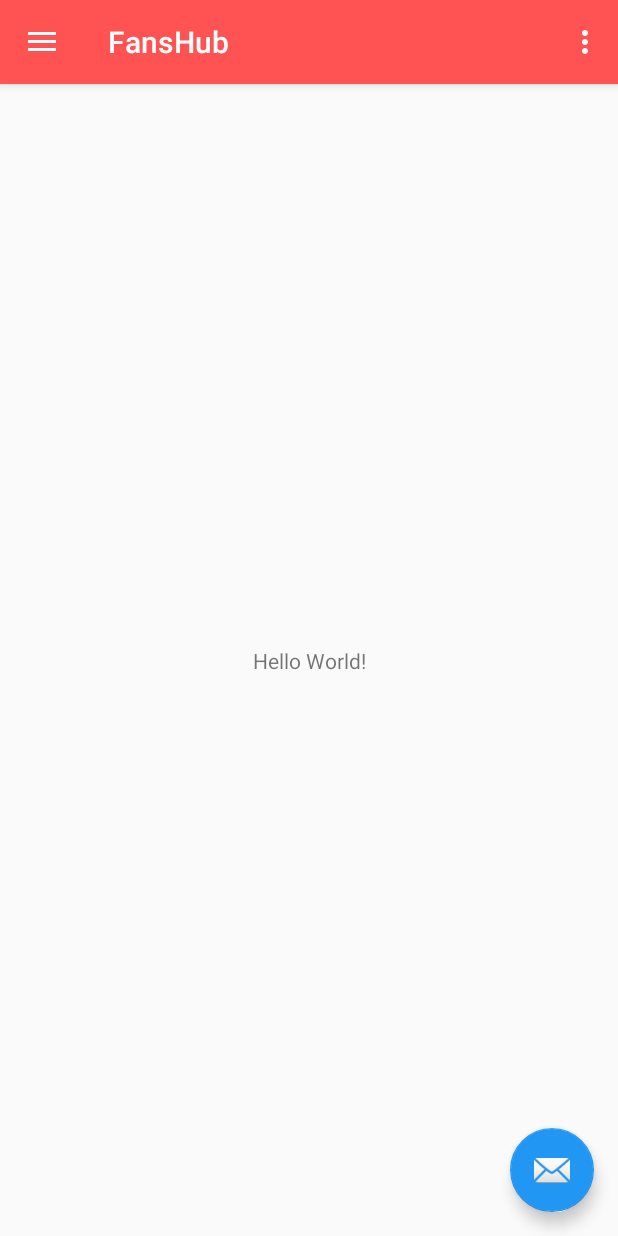
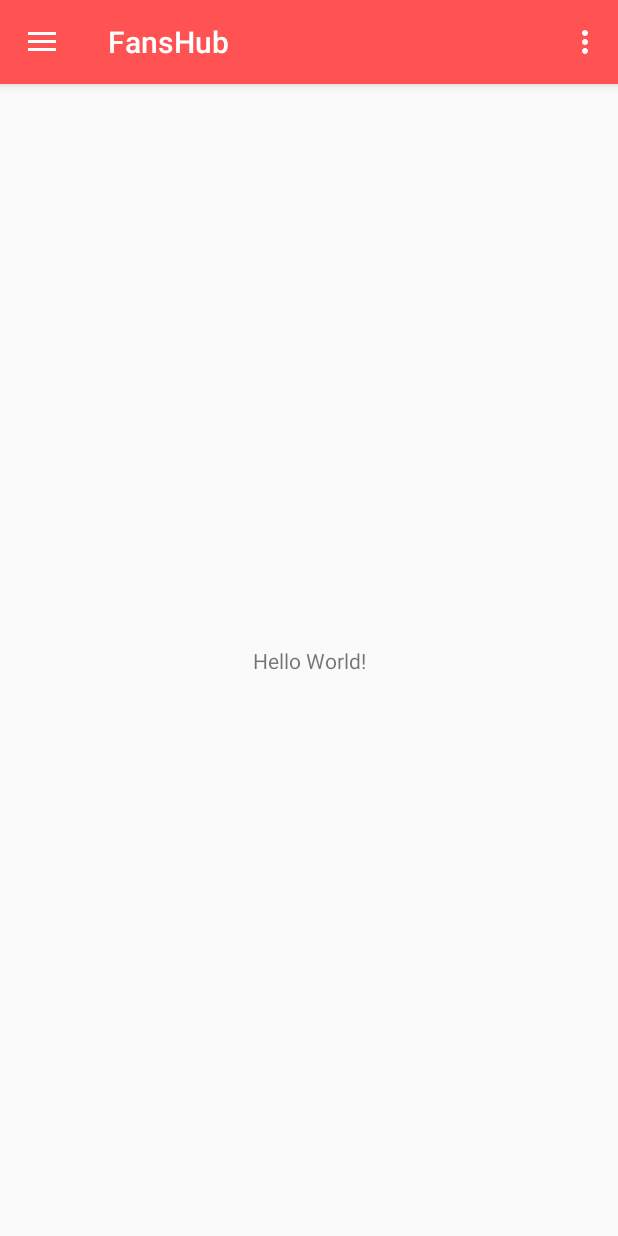
Before and after one commit to prasanna189/FansHub, an Android app: the MainActivity screen opened directly, with no data from a screen before it, on a phone screen of 412 x 824 dp. Run offline under Robolectric (Android 15) with nearby library versions, the phone set to English and light mode, and no system bars; our stand-ins replace Firebase (no records; nobody signed in at launch, a user with empty details on screens opened directly); libraries missing offline, so code that uses them is left out: com.firebase.ui; 2 statements that could not run were skipped.

Commit message:
removed FAB from home page

```diff
--- a/app/src/main/res/layout/app_bar_main.xml
+++ b/app/src/main/res/layout/app_bar_main.xml
@@ -22,12 +22,12 @@
 
     <include layout="@layout/content_main" />
 
-    <android.support.design.widget.FloatingActionButton
-        android:id="@+id/fab"
-        android:layout_width="wrap_content"
-        android:layout_height="wrap_content"
-        android:layout_gravity="bottom|end"
-        android:layout_margin="@dimen/fab_margin"
-        app:srcCompat="@android:drawable/ic_dialog_email" />
+    <!--<android.support.design.widget.FloatingActionButton-->
+    <!--android:id="@+id/fab"-->
+    <!--android:layout_width="wrap_content"-->
+    <!--android:layout_height="wrap_content"-->
+    <!--android:layout_gravity="bottom|end"-->
+    <!--android:layout_margin="@dimen/fab_margin"-->
+    <!--app:srcCompat="@android:drawable/ic_dialog_email" />-->
 
 </android.support.design.widget.CoordinatorLayout>
```
